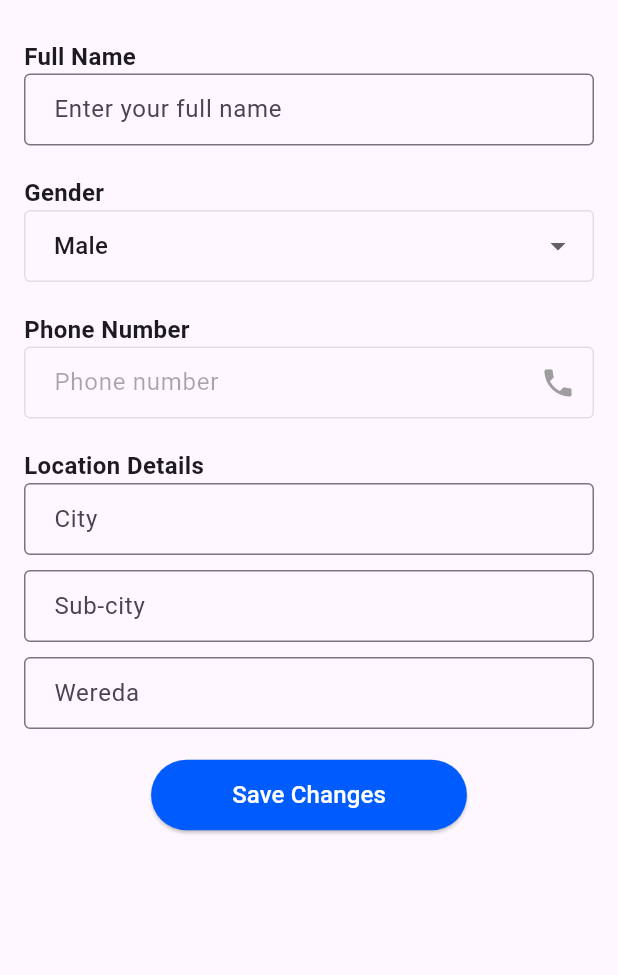
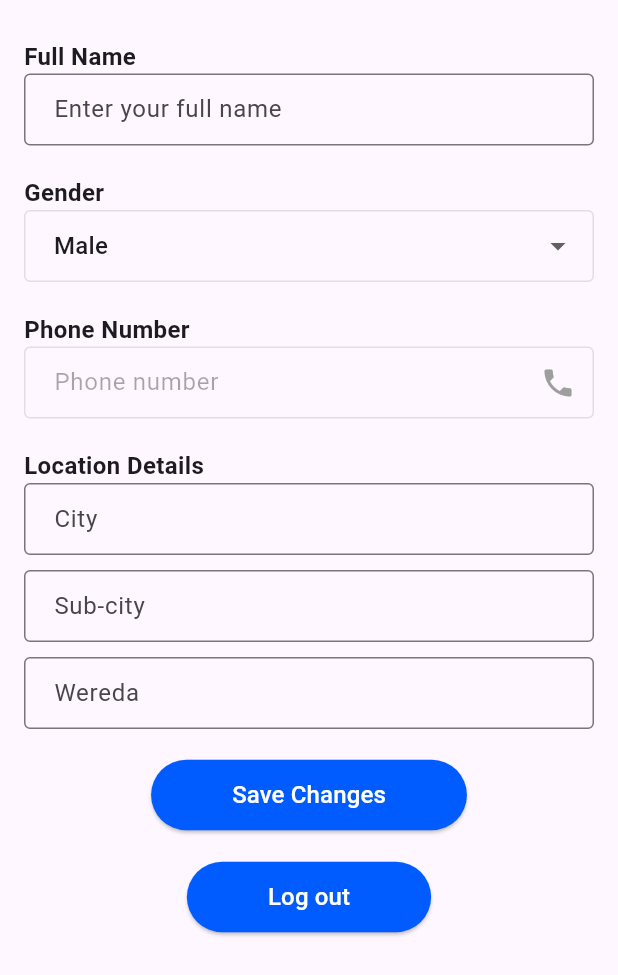
Before and after one commit to johnassefatheeth/eqube, a Flutter app: the ProfilePage screen opened by its route, on a phone screen of 412 x 824 dp. Shown: the top 975 px of the screen. Run offline on Flutter 3.47's test engine with Material 3 defaults, Android fonts, the phone set to English and light mode, and no system bars; our stand-ins replace carousel_slider, curved_navigation_bar, image_picker, shared_preferences, smooth_page_indicator; missing offline and left inert: dart:html; accounts and stored records are empty; network calls fail.

Commit message:
refactor verification and change password logic; add logout button to profile page

```diff
--- a/lib/pages/auth/verification.dart
+++ b/lib/pages/auth/verification.dart
@@ -77,7 +77,6 @@ class _VerificationPageState extends State<VerificationPage> {
 
         if (response.statusCode == 200) {
           // Handle successful response
-          print('Verification successful');
           _showSnackBar(response.body, Colors.green);
            Navigator.push(
                         context,
--- a/lib/pages/changepass.dart
+++ b/lib/pages/changepass.dart
@@ -69,10 +69,11 @@ class _ChangePasswordPageState extends State<ChangePasswordPage> {
 
     try {
       // Make API call to change password
-      final response = await http.post(
+      final response = await http.put(
         Uri.parse('http://localhost:8080/api/users/change-password'), // Use the correct endpoint here
         headers: {
-          'Authorization': 'Bearer $token'
+          'Authorization': 'Bearer $token',
+          'Content-Type': 'application/json',
         },
         body: json.encode({
           'oldPassword': _oldPasswordController.text,
--- a/lib/pages/profile.dart
+++ b/lib/pages/profile.dart
@@ -192,6 +192,26 @@ class _ProfilePageState extends State<ProfilePage> {
                 ),
               ),
             ),
+            SizedBox(height: 20),
+            Center(
+              child: ElevatedButton(
+                onPressed: () {
+                  ScaffoldMessenger.of(context).showSnackBar(
+                    SnackBar(content: Text('Logged out succesfuly successfully!')),
+                  );
+                },
+                style: ElevatedButton.styleFrom(
+                  backgroundColor: Color(0xFF005CFF),
+                  shape: RoundedRectangleBorder(
+                    borderRadius: BorderRadius.circular(30),
+                  ),
+                ),
+                child: Padding(
+                  padding: EdgeInsets.symmetric(vertical: 12, horizontal: 30),
+                  child: Text('Log out', style: TextStyle(color: Colors.white, fontSize: 16)),
+                ),
+              ),
+            ),
             SizedBox(height: 80),
           ],
         ),
```
